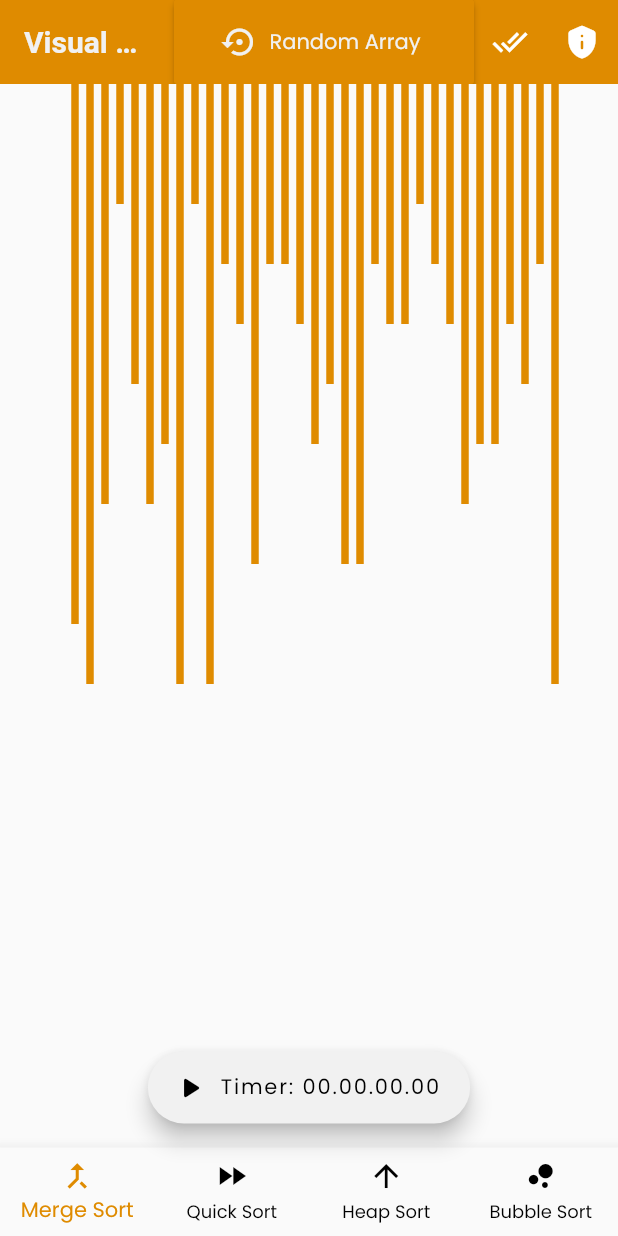
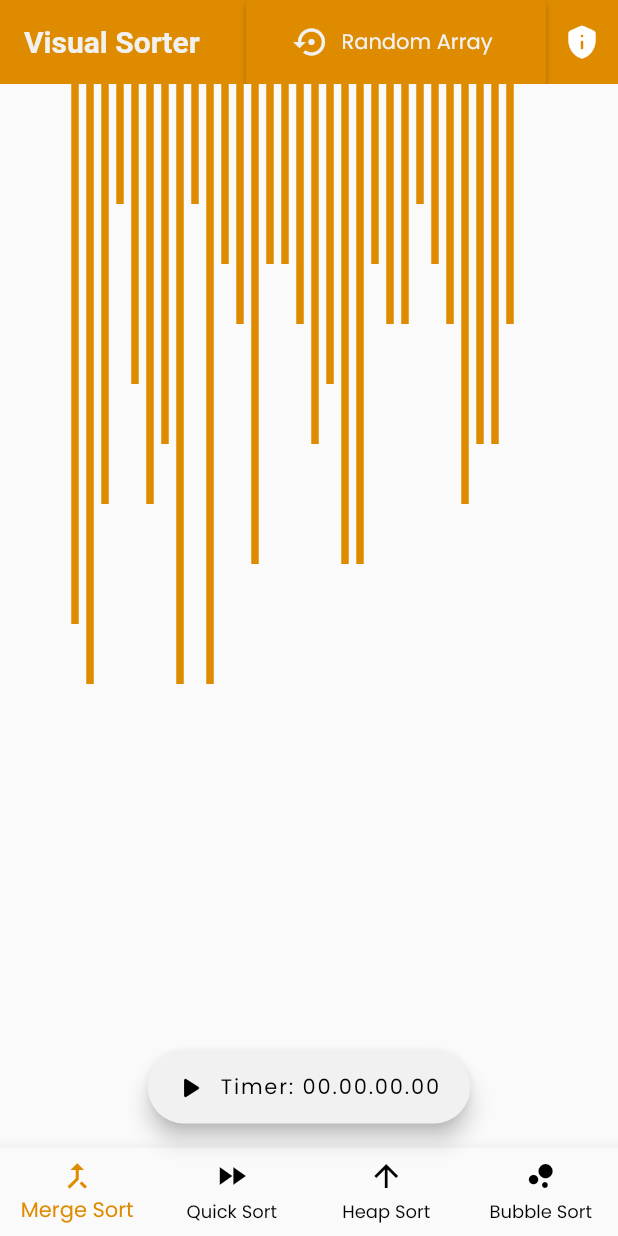
Before and after one commit to tamzid958/visual_sorter, a Flutter app: the screen it shows after launch, on a phone screen of 412 x 824 dp. Run offline on Flutter 3.47's test engine with Material 2 defaults, Android fonts, the phone set to English and light mode, and no system bars; our stand-ins replace flutter_markdown, stop_watch_timer.

Commit message:
update: home

```diff
--- a/lib/screens/home/home.dart
+++ b/lib/screens/home/home.dart
@@ -284,12 +284,6 @@ AppBar buildAppBar(BuildContext context) {
         ),
       ),
       IconButton(
-        icon: Icon(Icons.done_all),
-        color: kWhiteColor,
-        tooltip: "Developed by Tamzid. Insipred by clementmihailescu.",
-        onPressed: () {},
-      ),
-      IconButton(
         icon: Icon(Icons.privacy_tip_rounded),
         color: kWhiteColor,
         tooltip: "Privacy Policy",
@@ -343,11 +337,8 @@ List<int> _getRandomIntegerList(size) {
   List<int> arr = [];
   Random rng = new Random();
 
-  if (widthUni.toInt() <= 400) {
-    size = 33;
-  } else {
-    size = widthUni.toInt() / 7;
-  }
+  size = widthUni.toInt() / 7;
+
   for (int i = 0; i < size; i++) {
     arr.add(rng.nextInt(ranLength) + 2);
   }
--- a/pubspec.yaml
+++ b/pubspec.yaml
@@ -15,7 +15,7 @@ publish_to: "none" # Remove this line if you wish to publish to pub.dev
 # In iOS, build-name is used as CFBundleShortVersionString while build-number used as CFBundleVersion.
 # Read more about iOS versioning at
 # https://developer.apple.com/library/archive/documentation/General/Reference/InfoPlistKeyReference/Articles/CoreFoundationKeys.html
-version: 1.2.0+3
+version: 1.3.0+4
 
 environment:
   sdk: ">=2.7.0 <3.0.0"
```
